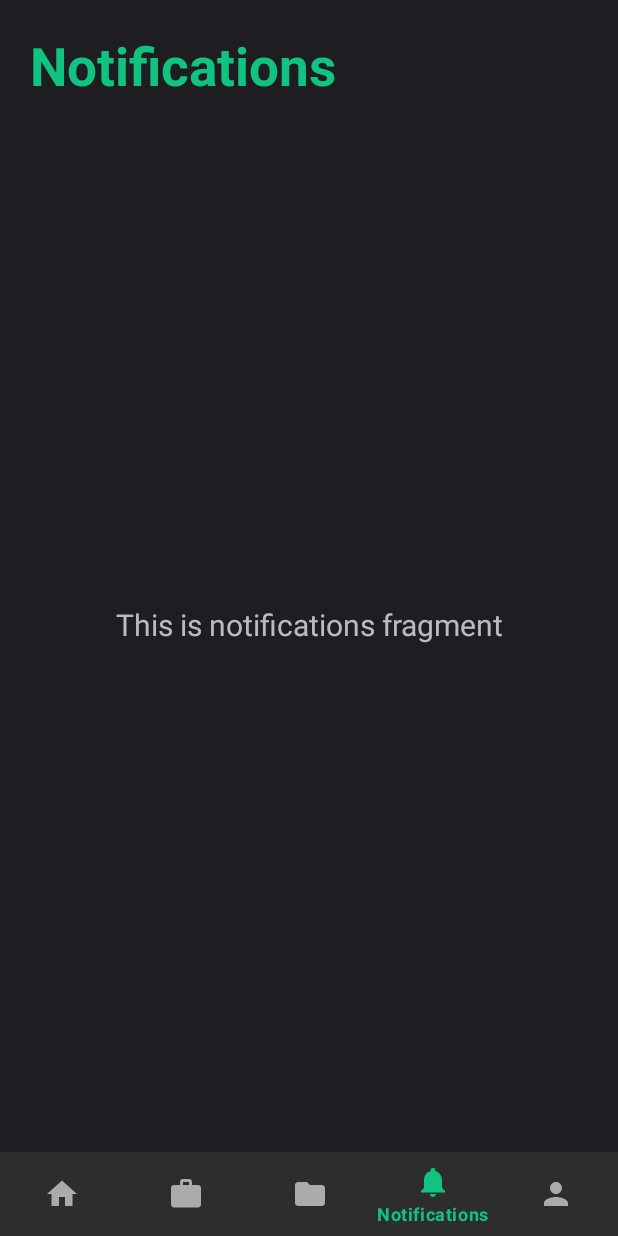
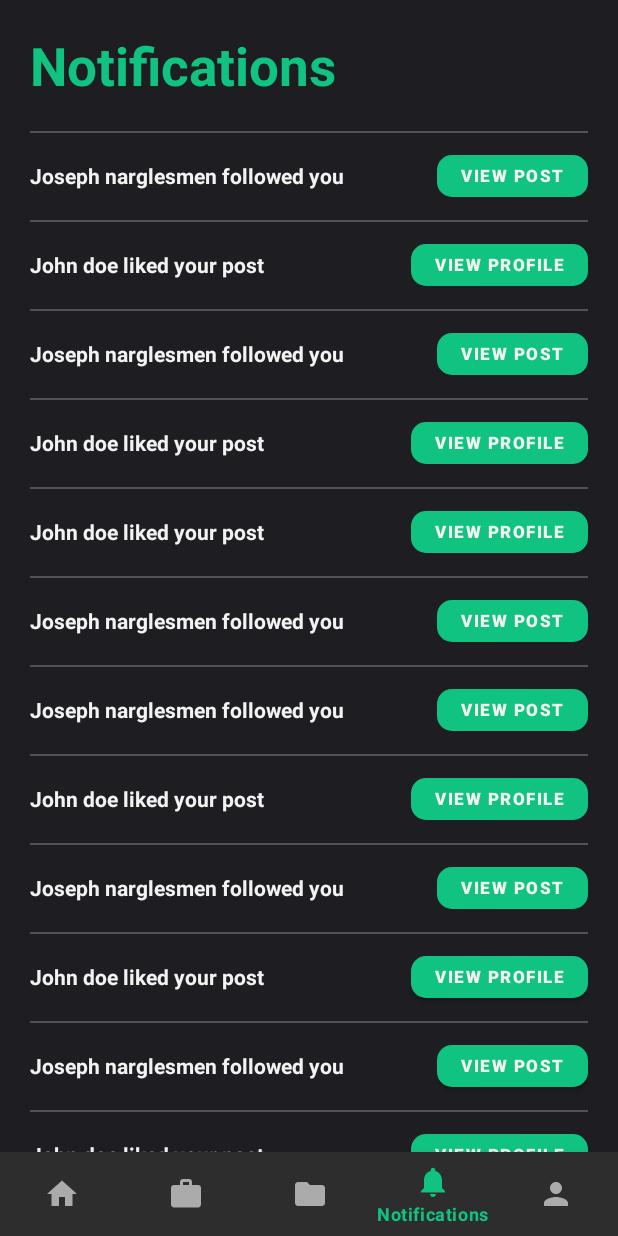
Before and after one commit to EylamTagor/HHS-FBLA-MAD-2021, an Android app: the NotificationsFragment screen opened through its navigation route, on a phone screen of 412 x 824 dp. Run offline under Robolectric (Android 15) with nearby library versions, the phone set to English and light mode, and no system bars; our stand-ins replace navigation-ui; 1 statement that could not run was skipped.

Commit message:
Notifications page UI done

```diff
--- /dev/null
+++ b/app/src/main/java/com/hhsfbla/hhs_fbla_mad_2021/NotificationsRVAdapter.java
@@ -0,0 +1,63 @@
+package com.hhsfbla.hhs_fbla_mad_2021;
+import android.view.LayoutInflater;
+import android.view.View;
+import android.view.ViewGroup;
+import android.widget.Button;
+import android.widget.ImageView;
+import android.widget.LinearLayout;
+import android.widget.TextView;
+
+import androidx.annotation.NonNull;
+import androidx.recyclerview.widget.RecyclerView;
+import java.util.ArrayList;
+
+public class NotificationsRVAdapter extends RecyclerView.Adapter<NotificationsRVAdapter.StaticRVViewHolder> {
+    private ArrayList<NotificationsRVModel> notifications;
+    int row_index = -1;
+
+    public NotificationsRVAdapter(ArrayList<NotificationsRVModel> items) {
+        this.notifications = items;
+    }
+
+    @NonNull
+    @Override
+    public StaticRVViewHolder onCreateViewHolder(@NonNull ViewGroup parent, int viewType) {
+        View view = LayoutInflater.from(parent.getContext()).inflate(R.layout.notification, parent,false);
+        StaticRVViewHolder staticRVViewHolder = new StaticRVViewHolder(view);
+        return staticRVViewHolder;
+    }
+
+
+    @Override
+    public void onBindViewHolder(@NonNull StaticRVViewHolder holder, int position) {
+        NotificationsRVModel currentItem = notifications.get(position);
+        holder.message.setText(currentItem.getMessage());
+        if(currentItem.getType() == 1) {
+            holder.view.setText("View Profile");
+        }
+        else {
+            holder.view.setText("View Post");
+        }
+
+
+
+
+    }
+
+    @Override
+    public int getItemCount() {
+        return notifications.size();
+    }
+
+    public static class StaticRVViewHolder extends RecyclerView.ViewHolder{
+        TextView message;
+        Button view;
+
+
+        public StaticRVViewHolder(@NonNull View notificationView) {
+            super(notificationView);
+            message = notificationView.findViewById(R.id.notification_message);
+            view = notificationView.findViewById(R.id.notification_view);
+        }
+    }
+}
--- /dev/null
+++ b/app/src/main/java/com/hhsfbla/hhs_fbla_mad_2021/NotificationsRVModel.java
@@ -0,0 +1,34 @@
+package com.hhsfbla.hhs_fbla_mad_2021;
+
+import com.hhsfbla.hhs_fbla_mad_2021.classes.Business;
+import com.hhsfbla.hhs_fbla_mad_2021.classes.Notification;
+
+public class NotificationsRVModel {
+
+    private Notification notification;
+
+
+    public void addNotification(Notification notification) {
+        this.notification = notification;
+    }
+    private int type;
+    private String hostID;
+    private String userID;
+    private String postID;
+    private String message;
+
+    public int getType() {
+        return notification.getType();
+    }
+    public String getHostID() {
+        return notification.getHostID();
+    }
+    public String getPostID() { return notification.getPostID(); }
+    public String getUserID() { return notification.getUserID(); }
+    public String getMessage() { return notification.getMessage(); }
+
+
+    public NotificationsRVModel(Notification notification) {
+        this.notification = notification;
+    }
+}
--- a/app/src/main/java/com/hhsfbla/hhs_fbla_mad_2021/classes/Notification.java
+++ b/app/src/main/java/com/hhsfbla/hhs_fbla_mad_2021/classes/Notification.java
@@ -5,6 +5,8 @@ public class Notification {
     //1 = someone liked your post
     //2 = someone followed you
     private int type;
+
+
     private String hostID;
     private String userID;
     private String postID;
@@ -15,6 +17,11 @@ public class Notification {
         this.type = 2;
         this.hostID = hostID;
         this.userID = userID;
+
+        //TEMP
+        this.message = "Joseph narglesmen followed you";
+        // Define message using "user name followed you"
+
     }
 
     //Like
@@ -23,5 +30,49 @@ public class Notification {
         this.hostID = hostID;
         this.userID = userID;
         this.postID = postID;
+
+        //TEMP
+        this.message= "John doe liked your post";
+        // Define message using "user name liked your post"
     }
+    public String getHostID() {
+        return hostID;
+    }
+
+    public void setHostID(String hostID) {
+        this.hostID = hostID;
+    }
+
+    public String getUserID() {
+        return userID;
+    }
+
+    public void setUserID(String userID) {
+        this.userID = userID;
+    }
+
+    public String getPostID() {
+        return postID;
+    }
+
+    public void setPostID(String postID) {
+        this.postID = postID;
+    }
+
+    public String getMessage() {
+        return message;
+    }
+
+    public void setMessage(String message) {
+        this.message = message;
+    }
+
+    public int getType() {
+        return type;
+    }
+
+    public void setType(int type) {
+        this.type = type;
+    }
+
 }
--- a/app/src/main/java/com/hhsfbla/hhs_fbla_mad_2021/ui/notifications/NotificationsFragment.java
+++ b/app/src/main/java/com/hhsfbla/hhs_fbla_mad_2021/ui/notifications/NotificationsFragment.java
@@ -1,5 +1,6 @@
 package com.hhsfbla.hhs_fbla_mad_2021.ui.notifications;
 
+import android.media.Image;
 import android.os.Bundle;
 import android.view.LayoutInflater;
 import android.view.View;
@@ -11,25 +12,90 @@ import androidx.annotation.Nullable;
 import androidx.fragment.app.Fragment;
 import androidx.lifecycle.Observer;
 import androidx.lifecycle.ViewModelProvider;
+import androidx.recyclerview.widget.LinearLayoutManager;
+import androidx.recyclerview.widget.RecyclerView;
+import androidx.viewpager.widget.ViewPager;
 
+
+import com.hhsfbla.hhs_fbla_mad_2021.NotificationsRVAdapter;
+import com.hhsfbla.hhs_fbla_mad_2021.NotificationsRVModel;
+import com.hhsfbla.hhs_fbla_mad_2021.PostsRVAdapter;
+import com.hhsfbla.hhs_fbla_mad_2021.PostsRVModel;
 import com.hhsfbla.hhs_fbla_mad_2021.R;
+
+import com.hhsfbla.hhs_fbla_mad_2021.classes.Notification;
+import com.hhsfbla.hhs_fbla_mad_2021.classes.Post;
+import com.hhsfbla.hhs_fbla_mad_2021.classes.User;
+
+
+import java.util.ArrayList;
 
 public class NotificationsFragment extends Fragment {
 
-    private NotificationsViewModel notificationsViewModel;
+    private NotificationsViewModel mViewModel;
+    private RecyclerView notificationsView;
+    private NotificationsRVAdapter notificationsRVAdapter;
 
-    public View onCreateView(@NonNull LayoutInflater inflater,
-                             ViewGroup container, Bundle savedInstanceState) {
-        notificationsViewModel =
-                new ViewModelProvider(this).get(NotificationsViewModel.class);
-        View root = inflater.inflate(R.layout.fragment_notifications, container, false);
-        final TextView textView = root.findViewById(R.id.text_notifications);
-        notificationsViewModel.getText().observe(getViewLifecycleOwner(), new Observer<String>() {
-            @Override
-            public void onChanged(@Nullable String s) {
-                textView.setText(s);
-            }
-        });
-        return root;
+
+
+
+    public static NotificationsFragment newInstance() {
+        return new NotificationsFragment();
     }
+
+    @Override
+    public View onCreateView(@NonNull LayoutInflater inflater, @Nullable ViewGroup container,
+                             @Nullable Bundle savedInstanceState) {
+        View rootView = inflater.inflate(R.layout.fragment_notifications, container, false);
+        notificationsView = (RecyclerView)rootView.findViewById(R.id.notification_posts);
+        notificationsView.setLayoutManager(new LinearLayoutManager(getActivity(), LinearLayoutManager.VERTICAL, false));
+
+      ArrayList<NotificationsRVModel> notifications = new ArrayList<>();
+
+        notifications.add(new NotificationsRVModel(new Notification("host", "user")));
+        notifications.add(new NotificationsRVModel(new Notification("host", "user", "123456")));
+
+        notifications.add(new NotificationsRVModel(new Notification("host", "user")));
+        notifications.add(new NotificationsRVModel(new Notification("host", "user", "123456")));
+        notifications.add(new NotificationsRVModel(new Notification("host", "user", "123456")));
+
+        notifications.add(new NotificationsRVModel(new Notification("host", "user")));
+        notifications.add(new NotificationsRVModel(new Notification("host", "user")));
+        notifications.add(new NotificationsRVModel(new Notification("host", "user", "123456")));
+
+        notifications.add(new NotificationsRVModel(new Notification("host", "user")));
+        notifications.add(new NotificationsRVModel(new Notification("host", "user", "123456")));
+
+        notifications.add(new NotificationsRVModel(new Notification("host", "user")));
+        notifications.add(new NotificationsRVModel(new Notification("host", "user", "123456")));
+
+        notifications.add(new NotificationsRVModel(new Notification("host", "user")));
+        notifications.add(new NotificationsRVModel(new Notification("host", "user", "123456")));
+        notifications.add(new NotificationsRVModel(new Notification("host", "user", "123456")));
+
+        notifications.add(new NotificationsRVModel(new Notification("host", "user")));
+        notifications.add(new NotificationsRVModel(new Notification("host", "user")));
+        notifications.add(new NotificationsRVModel(new Notification("host", "user", "123456")));
+
+        notifications.add(new NotificationsRVModel(new Notification("host", "user")));
+        notifications.add(new NotificationsRVModel(new Notification("host", "user", "123456")));
+
+
+
+        notificationsRVAdapter = new NotificationsRVAdapter(notifications);
+        notificationsView.setAdapter(notificationsRVAdapter);
+        return rootView;
+
+
+
+
+    }
+
+    @Override
+    public void onActivityCreated(@Nullable Bundle savedInstanceState) {
+        super.onActivityCreated(savedInstanceState);
+        mViewModel = new ViewModelProvider(this).get(NotificationsViewModel.class);
+        // TODO: Use the ViewModel
+    }
+
 }
--- a/app/src/main/java/com/hhsfbla/hhs_fbla_mad_2021/ui/profile/MyProfileFragment.java
+++ b/app/src/main/java/com/hhsfbla/hhs_fbla_mad_2021/ui/profile/MyProfileFragment.java
@@ -29,7 +29,6 @@ public class MyProfileFragment extends Fragment {
     private String header;
     private int followerCount;
     private int followingCount;
-    private ArrayList<Experience> experiences;
     //private ArrayList<Education> educations;
     private ArrayList<String> skills;
     private ArrayList<String> achievements;
--- a/app/src/main/res/layout/fragment_notifications.xml
+++ b/app/src/main/res/layout/fragment_notifications.xml
@@ -36,17 +36,4 @@
         android:layout_marginEnd="20dp"/>
 
 
-    <TextView
-        android:id="@+id/text_notifications"
-        android:layout_width="match_parent"
-        android:layout_height="wrap_content"
-        android:layout_marginStart="8dp"
-        android:layout_marginTop="8dp"
-        android:layout_marginEnd="8dp"
-        android:textAlignment="center"
-        android:textSize="20sp"
-        app:layout_constraintBottom_toBottomOf="parent"
-        app:layout_constraintEnd_toEndOf="parent"
-        app:layout_constraintStart_toStartOf="parent"
-        app:layout_constraintTop_toTopOf="parent" />
 </androidx.constraintlayout.widget.ConstraintLayout>
--- /dev/null
+++ b/app/src/main/res/layout/notification.xml
@@ -0,0 +1,64 @@
+<?xml version="1.0" encoding="utf-8"?>
+<LinearLayout xmlns:android="http://schemas.android.com/apk/res/android"
+    xmlns:app="http://schemas.android.com/apk/res-auto"
+    xmlns:tools="http://schemas.android.com/tools"
+    android:layout_width="match_parent"
+    android:layout_height="wrap_content"
+    android:background="@color/DarkGrey"
+    android:id="@+id/notification_layout"
+    android:orientation="vertical">
+
+    <androidx.constraintlayout.widget.ConstraintLayout
+        android:layout_width="match_parent"
+        android:layout_height="wrap_content">
+
+
+        <TextView
+            app:layout_constraintVertical_bias="0"
+            android:layout_marginTop="20dp"
+            app:layout_constraintHorizontal_bias="0"
+            android:id="@+id/notification_message"
+            android:layout_width="wrap_content"
+            android:layout_height="wrap_content"
+            android:paddingBottom="20dp"
+            android:text="Jason Smith just liked your post"
+            app:layout_constraintBottom_toBottomOf="parent"
+            app:layout_constraintEnd_toEndOf="parent"
+            app:layout_constraintStart_toStartOf="parent"
+            app:layout_constraintTop_toTopOf="@id/notification_divider"
+            android:textStyle="bold"
+            android:textColor="@color/LightGrey"
+            android:textSize="14sp"/>
+        <View
+            android:id="@+id/notification_divider"
+            android:layout_width="match_parent"
+            android:layout_height="1dp"
+            android:alpha=".25"
+            android:background="@color/LightGrey"
+            app:layout_constraintEnd_toEndOf="parent"
+            app:layout_constraintStart_toStartOf="parent"
+            app:layout_constraintTop_toTopOf="parent"/>
+        <Button
+            android:id="@+id/notification_view"
+
+            android:layout_width="wrap_content"
+            android:layout_height="40dp"
+            android:layout_marginTop="0dp"
+            android:text="View"
+            android:textSize="11sp"
+            android:textColor="@color/LightGrey"
+            android:textStyle="bold"
+
+            app:cornerRadius="10dp"
+            app:layout_constraintBottom_toBottomOf="parent"
+            app:layout_constraintStart_toEndOf="@+id/notification_message"
+            app:layout_constraintTop_toTopOf="@id/notification_divider"
+            app:layout_constraintEnd_toEndOf="parent"
+            app:layout_constraintHorizontal_bias="1"
+
+            app:layout_constraintVertical_bias=".5" />
+
+
+
+    </androidx.constraintlayout.widget.ConstraintLayout>
+</LinearLayout>
```
